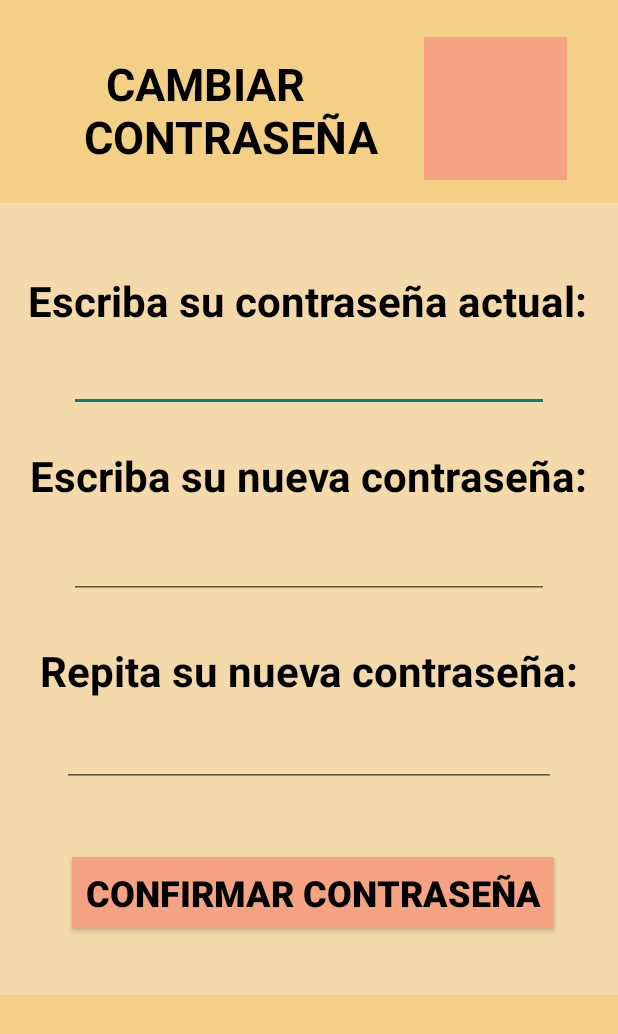
After one commit to alepagu/APGMotor, an Android app built with Jetpack Compose: the layout activity_cambiarcontrasenna_apgmotor.xml on its own in the app's theme, with its tools: preview values and no code run, on a phone screen of 412 x 824 dp. The commit adds this screen. Shown: the top 1034 px of the screen. Run offline under Robolectric (Android 15) with nearby library versions, the phone set to English and light mode, and no system bars.

Commit message:
The commit includes configurations and password new of the application

```diff
--- a/app/src/main/AndroidManifest.xml
+++ b/app/src/main/AndroidManifest.xml
@@ -12,6 +12,12 @@
         android:supportsRtl="true"
         android:theme="@style/Theme.APGMotor"
         tools:targetApi="31">
+        <activity
+            android:name=".Cambiarcontrasenna_apgmotor"
+            android:exported="false" />
+        <activity
+            android:name=".Configuracion_apgmotor"
+            android:exported="false" />
         <activity
             android:name=".nuevovehiculo_apgmotor"
             android:exported="false" />
--- /dev/null
+++ b/app/src/main/res/layout/activity_cambiarcontrasenna_apgmotor.xml
@@ -0,0 +1,149 @@
+<?xml version="1.0" encoding="utf-8"?>
+<androidx.constraintlayout.widget.ConstraintLayout xmlns:android="http://schemas.android.com/apk/res/android"
+    xmlns:app="http://schemas.android.com/apk/res-auto"
+    xmlns:tools="http://schemas.android.com/tools"
+    android:id="@+id/main"
+    android:layout_width="match_parent"
+    android:layout_height="match_parent"
+    android:background="#F4D086"
+    tools:context=".Cambiarcontrasenna_apgmotor">
+
+    <ImageView
+        android:id="@+id/faq"
+        android:layout_width="95dp"
+        android:layout_height="95dp"
+        android:background="#F6A384"
+        app:layout_constraintBottom_toBottomOf="parent"
+        app:layout_constraintEnd_toEndOf="parent"
+        app:layout_constraintHorizontal_bias="0.893"
+        app:layout_constraintStart_toStartOf="parent"
+        app:layout_constraintTop_toTopOf="parent"
+        app:layout_constraintVertical_bias="0.034"
+        app:srcCompat="@drawable/icono_faq" />
+
+    <TextView
+        android:id="@+id/textView9"
+        android:layout_width="419dp"
+        android:layout_height="528dp"
+        android:background="#9AF6E1C2"
+        android:textColor="#000000"
+        app:layout_constraintBottom_toBottomOf="parent"
+        app:layout_constraintEnd_toEndOf="parent"
+        app:layout_constraintStart_toStartOf="parent"
+        app:layout_constraintTop_toTopOf="parent"
+        app:layout_constraintVertical_bias="0.458" />
+
+    <TextView
+        android:id="@+id/textView11"
+        android:layout_width="wrap_content"
+        android:layout_height="wrap_content"
+        android:text="   CAMBIAR \n CONTRASEÑA"
+        android:textColor="#000000"
+        android:textSize="30sp"
+        android:textStyle="bold"
+        app:layout_constraintBottom_toBottomOf="parent"
+        app:layout_constraintEnd_toEndOf="parent"
+        app:layout_constraintHorizontal_bias="0.233"
+        app:layout_constraintStart_toStartOf="parent"
+        app:layout_constraintTop_toTopOf="parent"
+        app:layout_constraintVertical_bias="0.047" />
+
+    <EditText
+        android:id="@+id/editTextTextPassword"
+        android:layout_width="320dp"
+        android:layout_height="46dp"
+        android:ems="10"
+        android:inputType="textPassword"
+        app:layout_constraintBottom_toBottomOf="parent"
+        app:layout_constraintEnd_toEndOf="parent"
+        app:layout_constraintHorizontal_bias="0.497"
+        app:layout_constraintStart_toStartOf="parent"
+        app:layout_constraintTop_toBottomOf="@+id/textView12"
+        app:layout_constraintVertical_bias="0.017" />
+
+    <TextView
+        android:id="@+id/textView12"
+        android:layout_width="wrap_content"
+        android:layout_height="wrap_content"
+        android:text="Escriba su contraseña actual:"
+        android:textColor="#000000"
+        android:textSize="28sp"
+        android:textStyle="bold"
+        app:layout_constraintBottom_toBottomOf="parent"
+        app:layout_constraintEnd_toEndOf="parent"
+        app:layout_constraintHorizontal_bias="0.488"
+        app:layout_constraintStart_toStartOf="parent"
+        app:layout_constraintTop_toTopOf="parent"
+        app:layout_constraintVertical_bias="0.231" />
+
+    <TextView
+        android:id="@+id/textView13"
+        android:layout_width="wrap_content"
+        android:layout_height="wrap_content"
+        android:text="Escriba su nueva contraseña:"
+        android:textColor="#000000"
+        android:textSize="28sp"
+        android:textStyle="bold"
+        app:layout_constraintBottom_toBottomOf="parent"
+        app:layout_constraintEnd_toEndOf="parent"
+        app:layout_constraintHorizontal_bias="0.487"
+        app:layout_constraintStart_toStartOf="parent"
+        app:layout_constraintTop_toBottomOf="@+id/editTextTextPassword"
+        app:layout_constraintVertical_bias="0.046" />
+
+    <EditText
+        android:id="@+id/editTextTextPassword2"
+        android:layout_width="320dp"
+        android:layout_height="46dp"
+        android:ems="10"
+        android:inputType="textPassword"
+        app:layout_constraintBottom_toBottomOf="parent"
+        app:layout_constraintEnd_toEndOf="parent"
+        app:layout_constraintHorizontal_bias="0.497"
+        app:layout_constraintStart_toStartOf="parent"
+        app:layout_constraintTop_toBottomOf="@+id/textView13"
+        app:layout_constraintVertical_bias="0.039" />
+
+    <TextView
+        android:id="@+id/textView14"
+        android:layout_width="wrap_content"
+        android:layout_height="wrap_content"
+        android:text="Repita su nueva contraseña:"
+        android:textColor="#000000"
+        android:textSize="28sp"
+        android:textStyle="bold"
+        app:layout_constraintBottom_toBottomOf="parent"
+        app:layout_constraintEnd_toEndOf="parent"
+        app:layout_constraintHorizontal_bias="0.498"
+        app:layout_constraintStart_toStartOf="parent"
+        app:layout_constraintTop_toBottomOf="@+id/editTextTextPassword2"
+        app:layout_constraintVertical_bias="0.074" />
+
+    <EditText
+        android:id="@+id/editTextTextPassword4"
+        android:layout_width="329dp"
+        android:layout_height="46dp"
+        android:ems="10"
+        android:inputType="textPassword"
+        app:layout_constraintBottom_toBottomOf="parent"
+        app:layout_constraintEnd_toEndOf="parent"
+        app:layout_constraintStart_toStartOf="parent"
+        app:layout_constraintTop_toBottomOf="@+id/textView14"
+        app:layout_constraintVertical_bias="0.04" />
+
+    <Button
+        android:id="@+id/button5"
+        android:layout_width="321dp"
+        android:layout_height="47dp"
+        android:background="#F6A384"
+        android:text="Confirmar Contraseña"
+        android:textColor="#000000"
+        android:textSize="24sp"
+        android:textStyle="bold"
+        app:layout_constraintBottom_toBottomOf="parent"
+        app:layout_constraintEnd_toEndOf="parent"
+        app:layout_constraintHorizontal_bias="0.533"
+        app:layout_constraintStart_toStartOf="parent"
+        app:layout_constraintTop_toBottomOf="@+id/editTextTextPassword4"
+        app:layout_constraintVertical_bias="0.185" />
+</androidx.constraintlayout.widget.ConstraintLayout>
```
Also changed, not shown: app/src/main/java/com/example/apgmotor/Cambiarcontrasenna_apgmotor.kt (added, +20 -0 lines), app/src/main/java/com/example/apgmotor/Configuracion_apgmotor.kt (added, +20 -0 lines), app/src/main/res/layout/activity_configuracion_apgmotor.xml (added, +91 -0 lines), app/src/main/res/layout/activity_paginaprincipal_apgmotor.xml (+7 -7 lines).
